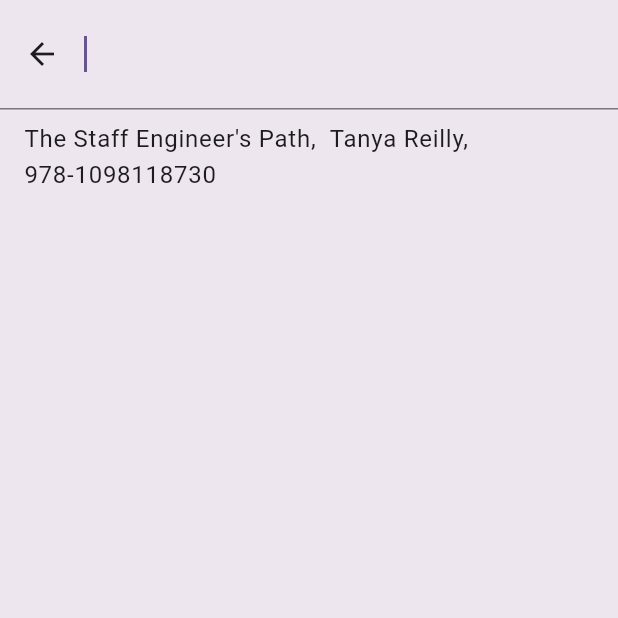
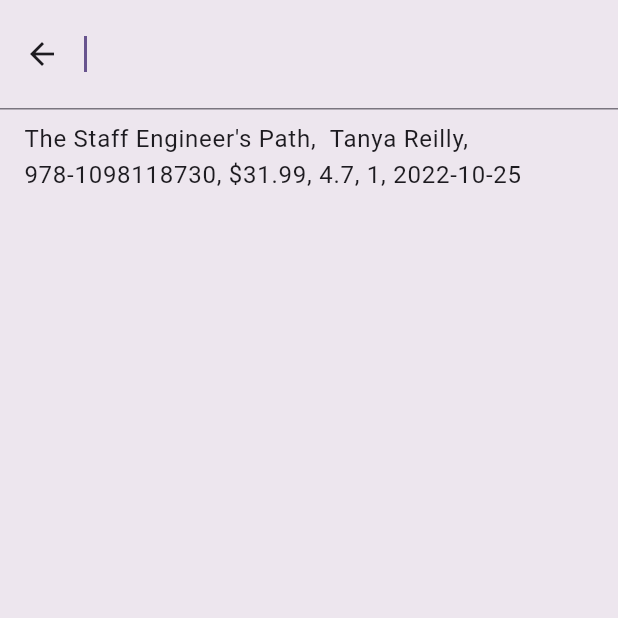
Before and after one commit to JOh2809/cs3541_final_project, a Flutter app: the AmazonSearchPage screen opened directly, after a tap on the "search" icon, on a phone screen of 412 x 824 dp, the top half of it. Run offline on Flutter 3.47's test engine with Material 3 defaults, Android fonts, the phone set to English and light mode, and no system bars; our stand-ins replace csv, visibility_detector, youtube_player_flutter; missing offline and left inert: dart:ffi.

Commit message:
Search bar includes extra requirements like price and edition number.

```diff
--- a/cs3541_final_project/lib/alarm/views/alarm_component.dart
+++ b/cs3541_final_project/lib/alarm/views/alarm_component.dart
@@ -1,4 +1,4 @@
-import 'package:flutter/material.dart';
+/*import 'package:flutter/material.dart';
 import 'package:flutter/services.dart';
 import '../presenter/alarm_presenter.dart';
 import 'dart:async';
@@ -158,3 +158,5 @@
     return replacing(hour: hour, minute: minute);
   }
 }
+
+ */
--- a/cs3541_final_project/lib/amazon/views/amazon_component.dart
+++ b/cs3541_final_project/lib/amazon/views/amazon_component.dart
@@ -53,6 +53,10 @@
 
   String _title = "";
   String _author = "";
+  String _price = "";
+  String _rating = "";
+  String _editionNumber = "";
+  String _publishDate = "";
 
   @override
   Widget build(BuildContext context) {
@@ -90,6 +94,10 @@
                     if (isbn13 == _amazonBooksData[index][4].toString()) {
                       _title = _amazonBooksData[index][0].toString();
                       _author = _amazonBooksData[index][2].toString();
+                      _price = _amazonBooksData[index][11].toString();
+                      _rating = _amazonBooksData[index][9].toString();
+                      _editionNumber = _amazonBooksData[index][6].toString();
+                      _publishDate = _amazonBooksData[index][5].toString();
                     }
                   }
                 },
@@ -102,24 +110,18 @@
                   String title = _amazonBooksData[index][0].toString();
                   String author = _amazonBooksData[index][2].toString();
                   String isbn =_amazonBooksData[index][4].toString();
-                  final String isbn13 = '$title, $author, $isbn';
+                  String price =_amazonBooksData[index][11].toString();
+                  String rating =_amazonBooksData[index][9].toString();
+                  String editionNumber =_amazonBooksData[index][6].toString();
+                  String publishDate =_amazonBooksData[index][5].toString();
+                  final String isbn13 = '$title, $author, $isbn, $price, $rating, $editionNumber, $publishDate';
                   return ListTile(
                     title: Text(isbn13),
                     onTap: () {
-                      /*
-    }
-                      Navigator.push(
-                          context,
-                          MaterialPageRoute(
-                          builder: (context) => InformationScreen(),
-                      ),
-
-                       */
-
                       setState(() {
                         controller.closeView(isbn13);
                       });
-                    ],
+                    },
                   );
                 });
               },
@@ -127,6 +129,14 @@
             ListTile(
               title: Text(_title),
               subtitle: Text(_author),
+            ),
+            ListTile(
+              title: Text(_price),
+              subtitle: Text(_rating),
+            ),
+            ListTile(
+              title: Text(_publishDate),
+              subtitle: Text(_editionNumber),
             )
           ],
         )
```
